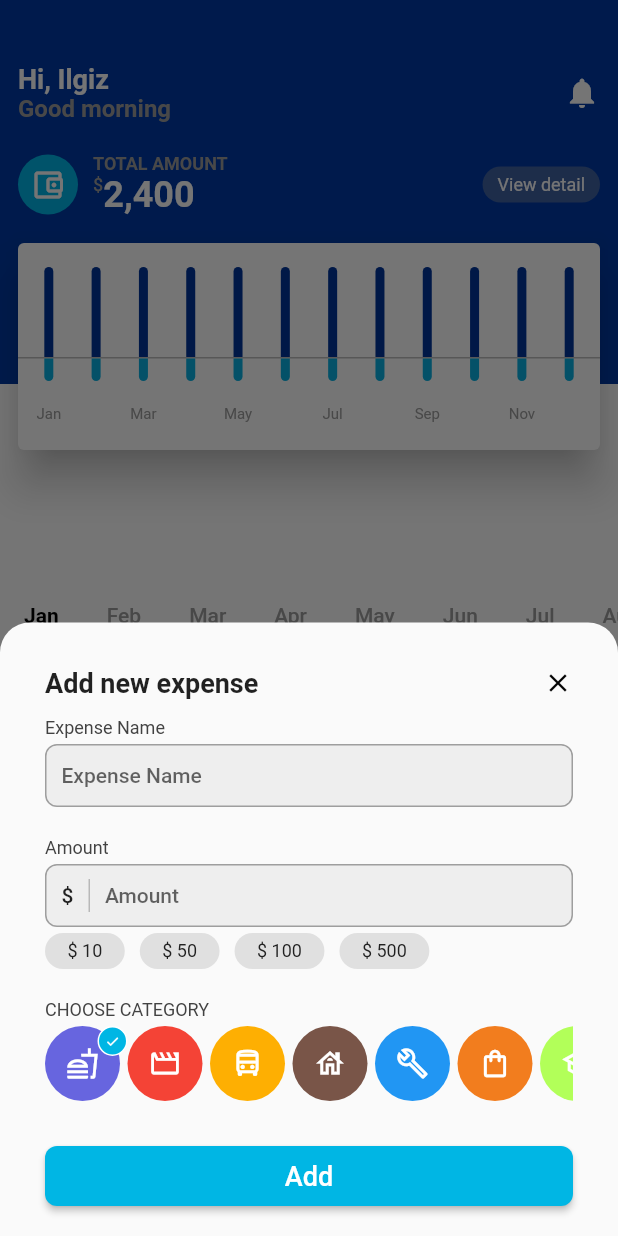
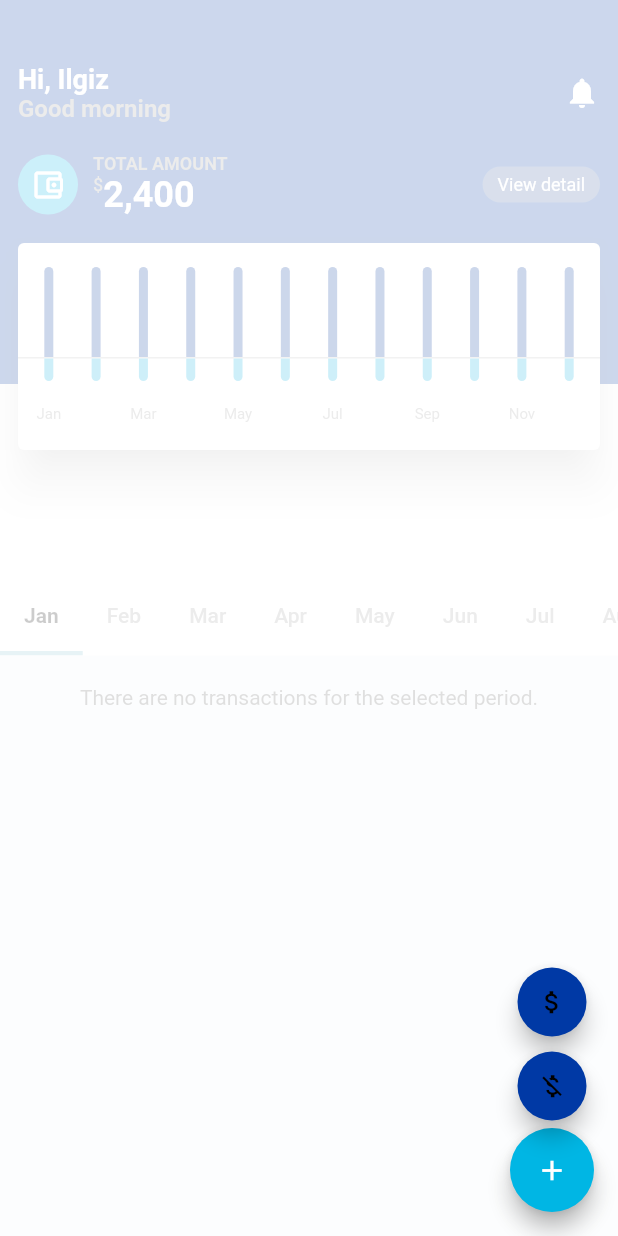
Before and after one commit to Ilgz/cash_manager, a Flutter app: the screen it shows after launch, after a tap on the "add" icon, on a phone screen of 412 x 824 dp. Run offline on Flutter 3.47's test engine with Material 2 defaults, Android fonts, the light colour scheme and no system bars; drawn by our look-alikes of flutter_speed_dial; our stand-ins replace bloc, dartz, flutter_bloc, flutter_localization, freezed_annotation, get_it and 3 more; accounts and stored records are empty.

Commit message:
refactor: extract transaction_name widget

```diff
--- a/lib/presentation/transaction/expense/expense_page.dart
+++ b/lib/presentation/transaction/expense/expense_page.dart
@@ -3,6 +3,8 @@ import 'package:cash_manager/application/%20expense/expense_watcher/expense_watc
 import 'package:cash_manager/domain/transaction/expense.dart';
 import 'package:cash_manager/injection.dart';
 import 'package:cash_manager/presentation/core/widgets/failure_snackbar.dart';
+import 'package:cash_manager/presentation/transaction/widgets/expense_name.dart';
+import 'package:dartz/dartz.dart';
 import 'package:flutter/material.dart';
 import 'package:flutter/services.dart';
 import 'package:flutter_bloc/flutter_bloc.dart';
@@ -63,8 +65,10 @@ class ExpensePage extends StatelessWidget {
                 BlocBuilder<ExpenseFormCubit, ExpenseFormState>(
                   builder: (context, state) {
                     return ExpenseNameWidget(
-                      state: state,
-                      controller: _nameController,
+                      state: left(state),
+                      controller: _nameController, onChanged: (value){
+                      context.read<ExpenseFormCubit>().nameChanged(value);
+                    },
                     );
                   },
                 ),
@@ -220,66 +224,7 @@ class ExpensePage extends StatelessWidget {
   }
 }
 
-class ExpenseNameWidget extends StatelessWidget {
-  const ExpenseNameWidget({
-    super.key,
-    required this.state, required this.controller,
-  });
-  final TextEditingController controller;
-  final ExpenseFormState state;
 
-  @override
-  Widget build(BuildContext context) {
-    return Column(
-      crossAxisAlignment: CrossAxisAlignment.start,
-      children: [
-        Text(
-          (!state.showErrorMessages ||
-                  state.expense.expenseName.value.isRight())
-              ? "Expense Name"
-              : state.expense.expenseName.value.fold(
-                  (f) => f.maybeMap(
-                      empty: (_) => 'Empty value',
-                      exceedingLength: (_) => 'Exceeding length 50 symbols',
-                      orElse: () => ""),
-                  (_) => ""),
-          style: TextStyle(
-              fontSize: 12,
-              color: (!state.showErrorMessages ||
-                      state.expense.expenseName.value.isRight())
-                  ? Colors.grey[800]
-                  : Colors.red),
-        ),
-        SizedBox(height: 4),
-        Container(
-          padding: EdgeInsets.symmetric(horizontal: 10, vertical: 4),
-          decoration: BoxDecoration(
-              color: Colors.grey[200],
-              border: Border.all(
-                  color: (!state.showErrorMessages ||
-                          state.expense.expenseName.value.isRight())
-                      ? Colors.grey[500]!
-                      : Colors.red),
-              borderRadius: BorderRadius.circular(8)),
-          child: TextField(
-            controller: controller,
-            style: Theme.of(context).textTheme.bodyText1,
-            cursorColor: Theme.of(context).primaryColor,
-            decoration: const InputDecoration(
-                hintText: "Expense Name",
-                border: InputBorder.none,
-                isDense: true),
-            inputFormatters: [
-              LengthLimitingTextInputFormatter(50),
-            ],
-            onChanged: (value) =>
-                context.read<ExpenseFormCubit>().nameChanged(value),
-          ),
-        ),
-      ],
-    );
-  }
-}
 
 class AmountWidget extends StatelessWidget {
   const AmountWidget({
--- a/lib/presentation/transaction/transaction_page.dart
+++ b/lib/presentation/transaction/transaction_page.dart
@@ -9,6 +9,7 @@ import 'package:cash_manager/presentation/transaction/expense/expense_page.dart'
 import 'package:cash_manager/presentation/transaction/widgets/income_expense_chart.dart';
 import 'package:flutter/material.dart';
 import 'package:flutter_bloc/flutter_bloc.dart';
+import 'package:flutter_speed_dial/flutter_speed_dial.dart';
 
 class TransactionPage extends StatefulWidget {
   const TransactionPage({Key? key}) : super(key: key);
@@ -31,11 +32,22 @@ class _TransactionPageState extends State<TransactionPage>
     _tabController = TabController(vsync: this, length: 12,initialIndex: (DateTime.now().month-1));
     super.initState();
   }
+  Widget _getFAB() {
+    return SpeedDial(
+      icon:Icons.add,
+     iconTheme: IconThemeData(size: 22),
+     // animatedIcon: AnimatedIcons.menu_close,
+     // animatedIconTheme: IconThemeData(size: 22),
+      backgroundColor: Color(0xff00b6e4),
+      visible: true,
 
-  @override
-  Widget build(BuildContext context) {
-    return CustomScaffold(
-      floatingActionButton: FloatingActionButton(backgroundColor: Color(0xff00b6e4),onPressed: () {
+      curve: Curves.bounceIn,
+      children: [
+        // FAB 1
+        SpeedDialChild(
+            child: Icon(Icons.money_off),
+            backgroundColor: Color(0xff0039a5),
+            onTap: () {
               showModalBottomSheet(
                   context: context,
                   isDismissible: false,
@@ -45,7 +57,37 @@ class _TransactionPageState extends State<TransactionPage>
                   isScrollControlled: true,
                   builder: (BuildContext context) =>
                       ExpensePage());
-      },child: Icon(Icons.add),),
+            },
+            // label: 'Expense',
+            // labelStyle: TextStyle(
+            //     fontWeight: FontWeight.w500,
+            //     color: Colors.white,
+            //     fontSize: 16.0),
+            // labelBackgroundColor: Color(0xFF801E48)
+        ),
+        // FAB 2
+        SpeedDialChild(
+            child: Icon(Icons.attach_money),
+            backgroundColor: Color(0xff0039a5),
+            onTap: () {
+              // setState(() {
+              //   _counter = 0;
+              // });
+            },
+            // label: 'Income',
+            // labelStyle: TextStyle(
+            //     fontWeight: FontWeight.w500,
+            //     color: Colors.white,
+            //     fontSize: 16.0),
+            // labelBackgroundColor: Color(0xFF801E48)
+        )
+      ],
+    );
+  }
+  @override
+  Widget build(BuildContext context) {
+    return CustomScaffold(
+      floatingActionButton: _getFAB(),
         body: Column(
       children: [
         Expanded(
@@ -297,7 +339,7 @@ class _TransactionPageState extends State<TransactionPage>
                                     decoration: BoxDecoration(
                                       borderRadius:
                                       BorderRadius.circular(40),
-                                      color: Colors.deepPurpleAccent,
+                                      color: category.color,
                                     )),
                                 SizedBox(
                                   width: 10,
--- a/pubspec.yaml
+++ b/pubspec.yaml
@@ -37,6 +37,7 @@ dependencies:
   hive_generator: ^2.0.0
   freezed_annotation: ^2.2.0
   hive_test: ^1.0.1
+  flutter_speed_dial: ^6.2.0
   flutter_bloc: ^8.1.1
   http: ^0.13.4
   flutter_localization: ^0.1.10
```
Also changed, not shown: lib/application/income/income_form/income_form_cubit.dart (added, +12 -0 lines), lib/application/income/income_form/income_form_state.dart (added, +8 -0 lines), lib/presentation/transaction/widgets/transaction_name.dart (added, +65 -0 lines), lib/application/income/income_form/income_form_cubit.freezed.dart (added), pubspec.lock. Lines whose indentation alone changed are shown as unchanged.
